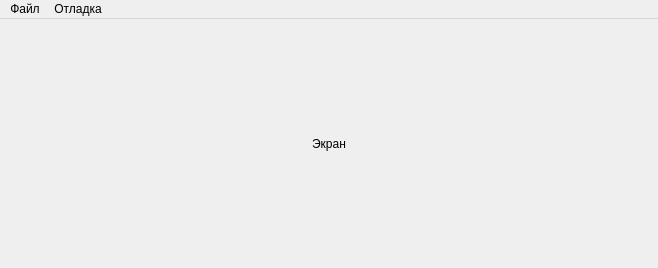
Zurg-13/cpp, file Lens/src/FMain.ui: the form before one commit.
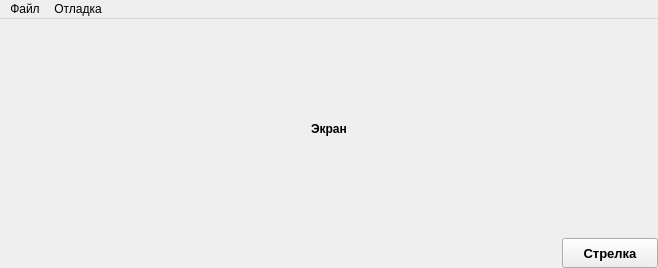
The form after the commit.

```diff
--- a/Lens/src/FMain.ui
+++ b/Lens/src/FMain.ui
@@ -38,6 +38,12 @@
         <verstretch>0</verstretch>
        </sizepolicy>
       </property>
+      <property name="font">
+       <font>
+        <weight>75</weight>
+        <bold>true</bold>
+       </font>
+      </property>
       <property name="cursor">
        <cursorShape>CrossCursor</cursorShape>
       </property>
@@ -52,6 +58,49 @@
       </property>
      </widget>
     </item>
+    <item>
+     <layout class="QHBoxLayout" name="lyTool">
+      <item>
+       <spacer name="spc">
+        <property name="orientation">
+         <enum>Qt::Horizontal</enum>
+        </property>
+        <property name="sizeHint" stdset="0">
+         <size>
+          <width>40</width>
+          <height>20</height>
+         </size>
+        </property>
+       </spacer>
+      </item>
+      <item>
+       <widget class="QPushButton" name="btArrow">
+        <property name="minimumSize">
+         <size>
+          <width>96</width>
+          <height>30</height>
+         </size>
+        </property>
+        <property name="maximumSize">
+         <size>
+          <width>96</width>
+          <height>30</height>
+         </size>
+        </property>
+        <property name="font">
+         <font>
+          <pointsize>10</pointsize>
+          <weight>75</weight>
+          <bold>true</bold>
+         </font>
+        </property>
+        <property name="text">
+         <string>Стрелка</string>
+        </property>
+       </widget>
+      </item>
+     </layout>
+    </item>
    </layout>
   </widget>
   <widget class="QMenuBar" name="mm">
```
